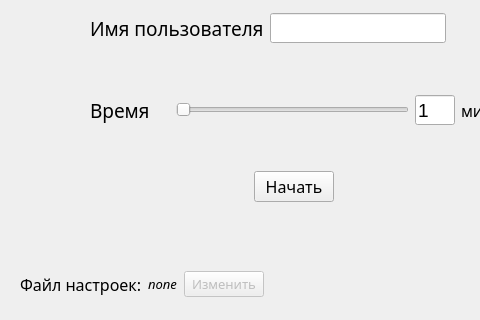
GefoS/Knowledge-Coil, file ui/LoggingDialog.ui: the form before one commit; both pictures show x 0 to 480 and y 180 to 500 of the 600 by 500 pixel window.
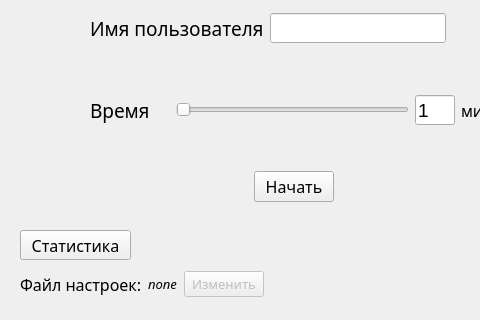
The form after the commit. Icons and pictures are not drawn.

Diff of the .ui file:
```diff
--- a/ui/LoggingDialog.ui
+++ b/ui/LoggingDialog.ui
@@ -412,6 +412,25 @@
     </item>
    </layout>
   </widget>
+  <widget class="QPushButton" name="btn_statistics">
+   <property name="geometry">
+    <rect>
+     <x>20</x>
+     <y>410</y>
+     <width>111</width>
+     <height>30</height>
+    </rect>
+   </property>
+   <property name="font">
+    <font>
+     <family>Trebuchet MS</family>
+     <pointsize>12</pointsize>
+    </font>
+   </property>
+   <property name="text">
+    <string>Статистика</string>
+   </property>
+  </widget>
  </widget>
  <resources>
   <include location="../icons/ui_icons.qrc"/>
```
